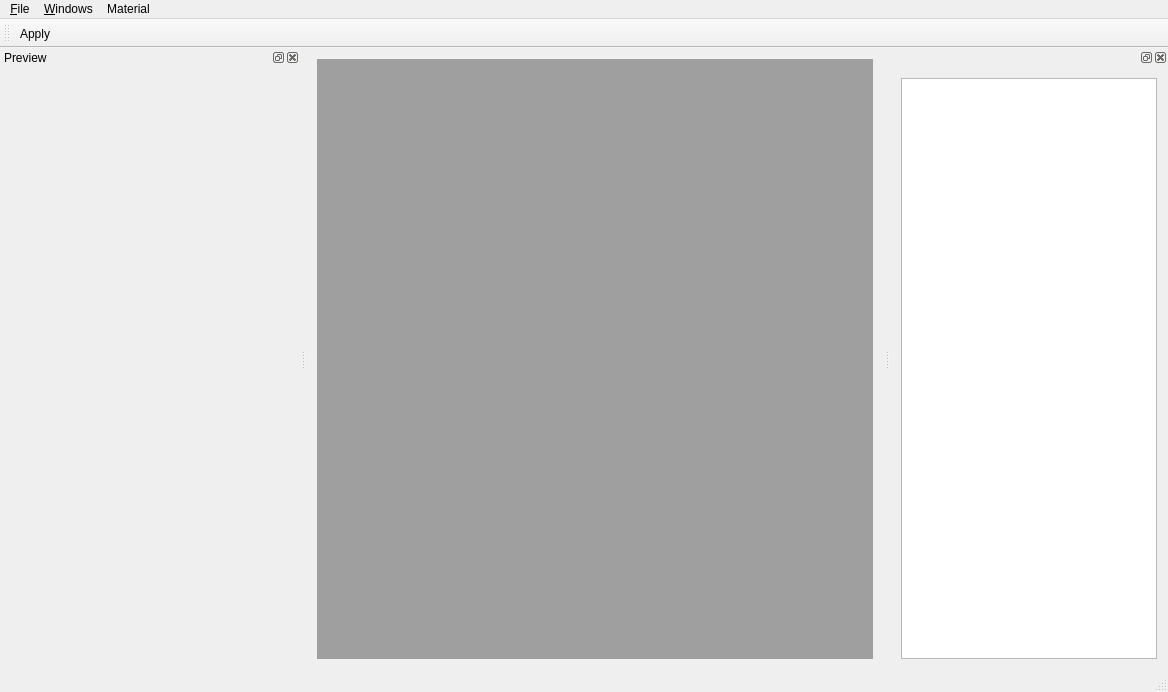
First picture: the form in Src/mainwindow.ui, repository ironsteel/QtOME, before the edit.
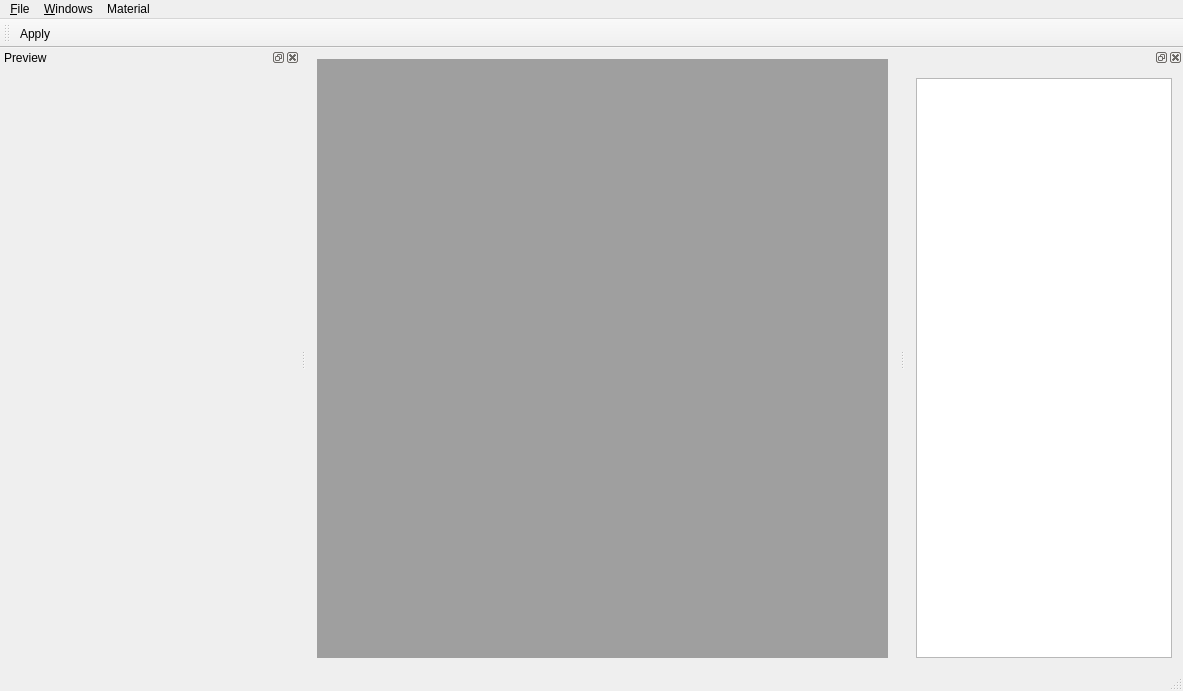
Second picture: the form after the edit. Icons and pictures are not drawn. Custom widgets are drawn as their Qt base class.

Patch:
```diff
--- a/Src/mainwindow.ui
+++ b/Src/mainwindow.ui
@@ -6,8 +6,8 @@
    <rect>
     <x>0</x>
     <y>0</y>
-    <width>1168</width>
-    <height>692</height>
+    <width>1183</width>
+    <height>691</height>
    </rect>
   </property>
   <property name="windowTitle">
@@ -36,7 +36,7 @@
     <rect>
      <x>0</x>
      <y>0</y>
-     <width>1168</width>
+     <width>1183</width>
      <height>24</height>
     </rect>
    </property>
```
